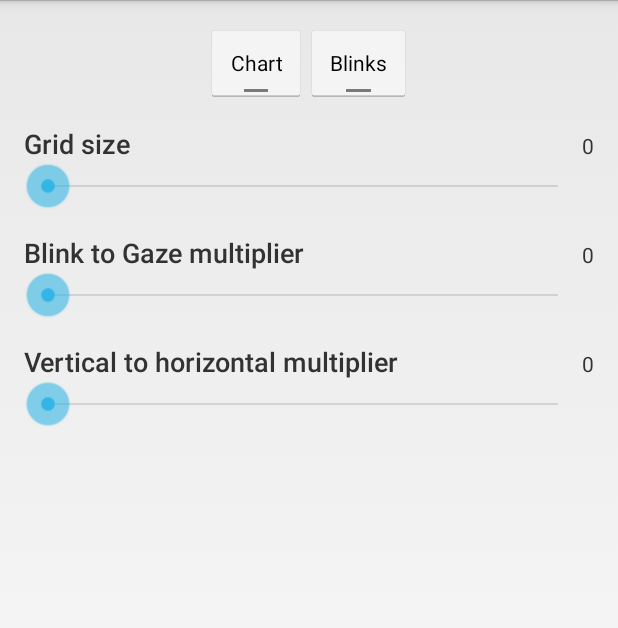
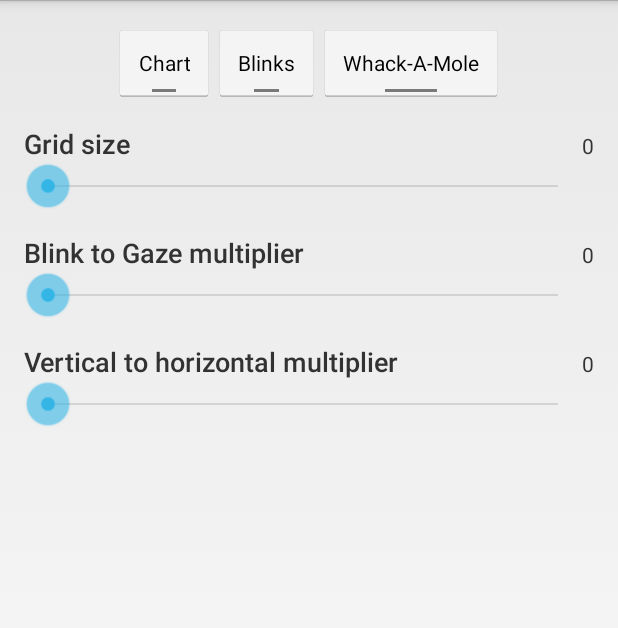
Before and after one commit to kalamkar/EyeTracker, an Android app: the fragment SettingsDialog shown on its own in the app's theme, on a phone screen of 412 x 824 dp. Shown: the top 628 px of the screen. Run offline under Robolectric (Android 15) with nearby library versions, the phone set to English and light mode, and no system bars.

Commit message:
Added whack a mole implementation based on a setting preference

```diff
--- a/app/src/main/java/care/dovetail/tracker/Utils.java
+++ b/app/src/main/java/care/dovetail/tracker/Utils.java
@@ -64,4 +64,8 @@ public class Utils {
         }
         return (int) Math.sqrt(total / values.length);
     }
+
+    public static int random(int min, int max) {
+        return (int) (Math.random() * (max - min) + min);
+    }
 }
--- a/app/src/main/res/layout/fragment_settings.xml
+++ b/app/src/main/res/layout/fragment_settings.xml
@@ -28,6 +28,13 @@
             android:padding="@dimen/activity_horizontal_margin"
             android:textOff="@string/blinks"
             android:textOn="@string/blinks"/>
+        <ToggleButton
+            android:id="@+id/whackAMole"
+            android:layout_width="wrap_content"
+            android:layout_height="wrap_content"
+            android:padding="@dimen/activity_horizontal_margin"
+            android:textOff="@string/whack_a_mole"
+            android:textOn="@string/whack_a_mole"/>
     </LinearLayout>
 
     <TextView
--- a/app/src/main/res/values/strings.xml
+++ b/app/src/main/res/values/strings.xml
@@ -6,6 +6,7 @@
     <string name="ble_not_supported">Bluetooth LE not supported.</string>
     <string name="chart">Chart</string>
     <string name="blinks">Blinks</string>
+    <string name="whack_a_mole">Whack-A-Mole</string>
     <string name="blink_to_gaze">Blink to Gaze multiplier</string>
     <string name="v_to_h">Vertical to horizontal multiplier</string>
     <string name="grid_size">Grid size</string>
```
Also changed, not shown: app/src/main/java/care/dovetail/tracker/MainActivity.java (+21 -5 lines), app/src/main/java/care/dovetail/tracker/Settings.java (+11 -0 lines), app/src/main/java/care/dovetail/tracker/ui/SettingsDialog.java (+10 -0 lines), app/src/main/res/layout/activity_main.xml (+14 -0 lines).
